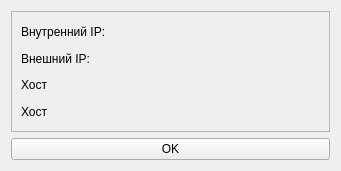
Before: the Qt Designer form assets/ui/tech_info.ui in soround/VKMusicDownloader, drawn with Qt 5.
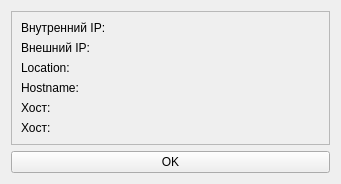
After: the same form once the commit is applied.

Patch:
```diff
--- a/assets/ui/tech_info.ui
+++ b/assets/ui/tech_info.ui
@@ -7,7 +7,7 @@
     <x>0</x>
     <y>0</y>
     <width>341</width>
-    <height>171</height>
+    <height>175</height>
    </rect>
   </property>
   <property name="windowTitle">
@@ -23,6 +23,20 @@
       <enum>QFrame::Raised</enum>
      </property>
      <layout class="QGridLayout" name="gridLayout_2">
+      <item row="2" column="0">
+       <widget class="QLabel" name="label_3">
+        <property name="text">
+         <string>Location:</string>
+        </property>
+       </widget>
+      </item>
+      <item row="3" column="0">
+       <widget class="QLabel" name="label_4">
+        <property name="text">
+         <string>Hostname:</string>
+        </property>
+       </widget>
+      </item>
       <item row="0" column="0">
        <widget class="QLabel" name="label">
         <property name="text">
@@ -37,17 +51,17 @@
         </property>
        </widget>
       </item>
-      <item row="2" column="0">
-       <widget class="QLabel" name="label_3">
+      <item row="4" column="0">
+       <widget class="QLabel" name="label_5">
         <property name="text">
-         <string>Хост</string>
+         <string>Хост:</string>
         </property>
        </widget>
       </item>
-      <item row="3" column="0">
-       <widget class="QLabel" name="label_4">
+      <item row="5" column="0">
+       <widget class="QLabel" name="label_6">
         <property name="text">
-         <string>Хост</string>
+         <string>Хост:</string>
         </property>
        </widget>
       </item>
```
